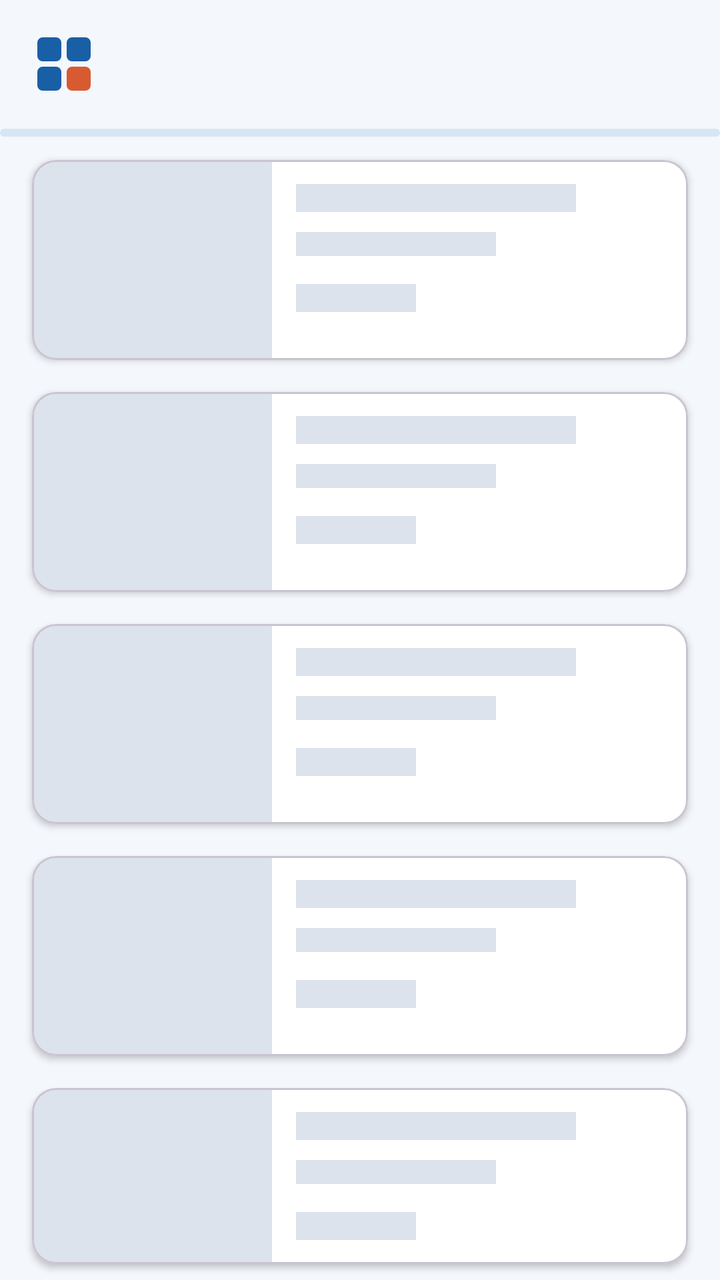
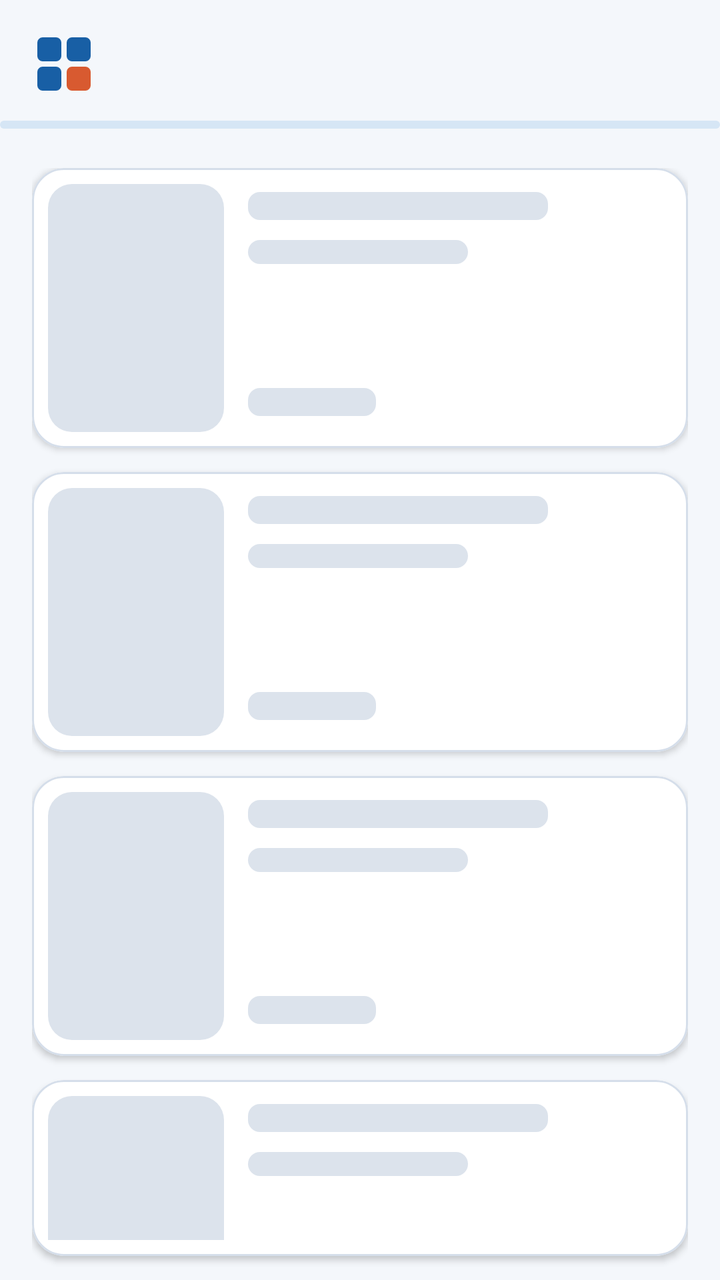

Compare the two renders of this Android layout. The source of the first and the diff that turns it into the second are given below.
<!-- AndroidManifest.xml: application theme Theme.Jokoa -->
<!-- res/layout/fragment_productos.xml -->
<?xml version="1.0" encoding="utf-8"?>
<FrameLayout xmlns:android="http://schemas.android.com/apk/res/android"
    xmlns:app="http://schemas.android.com/apk/res-auto"
    android:layout_width="match_parent"
    android:layout_height="match_parent">

    <LinearLayout
        android:layout_width="match_parent"
        android:layout_height="match_parent"
        android:orientation="vertical">

        <LinearLayout
            android:layout_width="match_parent"
            android:layout_height="wrap_content"
            android:gravity="center_vertical"
            android:orientation="horizontal"
            android:padding="16dp">

            <ImageView
                android:layout_width="32dp"
                android:layout_height="32dp"
                android:contentDescription="Logo de Jokoa"
                android:src="@drawable/ic_logo" />

            <TextView
                android:id="@+id/tvTitulo"
                android:layout_width="wrap_content"
                android:layout_height="wrap_content"
                android:layout_marginStart="12dp"
                android:textColor="@color/jokoa_texto"
                android:textSize="24sp"
                android:textStyle="bold" />
        </LinearLayout>

        <com.google.android.material.progressindicator.LinearProgressIndicator
            android:id="@+id/progreso"
            android:layout_width="match_parent"
            android:layout_height="wrap_content"
            android:indeterminate="true"
            app:indicatorColor="@color/jokoa_coral"
            app:trackColor="@color/jokoa_azul_claro"
            app:trackThickness="4dp" />

        <androidx.recyclerview.widget.RecyclerView
            android:id="@+id/lista"
            android:layout_width="match_parent"
            android:layout_height="0dp"
            android:layout_weight="1"
            android:clipToPadding="false"
            android:layoutAnimation="@anim/layout_lista"
            android:paddingHorizontal="8dp" />
    </LinearLayout>

    
    <LinearLayout
        android:id="@+id/esqueleto"
        android:layout_width="match_parent"
        android:layout_height="wrap_content"
        android:layout_marginTop="72dp"
        android:orientation="vertical"
        android:paddingHorizontal="8dp">

        <include layout="@layout/item_esqueleto" />
        <include layout="@layout/item_esqueleto" />
        <include layout="@layout/item_esqueleto" />
        <include layout="@layout/item_esqueleto" />
        <include layout="@layout/item_esqueleto" />
    </LinearLayout>

    <LinearLayout
        android:id="@+id/bloqueError"
        android:layout_width="wrap_content"
        android:layout_height="wrap_content"
        android:layout_gravity="center"
        android:gravity="center"
        android:orientation="vertical"
        android:visibility="gone">

        <TextView
            android:layout_width="wrap_content"
            android:layout_height="wrap_content"
            android:text="No se pudieron cargar los datos"
            android:textColor="@color/jokoa_texto" />

        <com.google.android.material.button.MaterialButton
            android:id="@+id/btnReintentar"
            android:layout_width="wrap_content"
            android:layout_height="wrap_content"
            android:layout_marginTop="12dp"
            android:text="Reintentar"
            app:backgroundTint="@color/jokoa_coral_oscuro" />
    </LinearLayout>
</FrameLayout>
<!-- res/layout/item_esqueleto.xml (included above) -->
<?xml version="1.0" encoding="utf-8"?>
<com.google.android.material.card.MaterialCardView xmlns:android="http://schemas.android.com/apk/res/android"
    xmlns:app="http://schemas.android.com/apk/res-auto"
    android:layout_width="match_parent"
    android:layout_height="wrap_content"
    android:layout_margin="8dp"
    app:cardBackgroundColor="@android:color/white"
    app:cardCornerRadius="12dp"
    app:cardElevation="2dp">

    <LinearLayout
        android:layout_width="match_parent"
        android:layout_height="100dp"
        android:orientation="horizontal">

        <View
            android:layout_width="120dp"
            android:layout_height="match_parent"
            android:background="@color/jokoa_gris" />

        <LinearLayout
            android:layout_width="0dp"
            android:layout_height="match_parent"
            android:layout_weight="1"
            android:orientation="vertical"
            android:padding="12dp">

            <View
                android:layout_width="140dp"
                android:layout_height="14dp"
                android:background="@color/jokoa_gris" />

            <View
                android:layout_width="100dp"
                android:layout_height="12dp"
                android:layout_marginTop="10dp"
                android:background="@color/jokoa_gris" />

            <View
                android:layout_width="60dp"
                android:layout_height="14dp"
                android:layout_marginTop="14dp"
                android:background="@color/jokoa_gris" />
        </LinearLayout>
    </LinearLayout>
</com.google.android.material.card.MaterialCardView>
<!-- resources referenced by this layout -->
<resources>
  <style name="Base.Theme.Jokoa" parent="Theme.Material3.Light.NoActionBar">
          <item name="colorPrimary">@color/jokoa_azul</item>
          <item name="colorOnPrimary">@android:color/white</item>
          <item name="colorSecondary">@color/jokoa_coral_oscuro</item>
          <item name="colorOnSecondary">@android:color/white</item>
          <item name="colorSecondaryContainer">@color/jokoa_azul_claro</item>
          <item name="colorOnSecondaryContainer">@color/jokoa_azul</item>
          <item name="android:windowBackground">@color/jokoa_fondo</item>
          <item name="android:textColorPrimary">@color/jokoa_texto</item>
      </style>
  <!-- unchanged entries left out for length: 9 -->
</resources>

<!-- the commit's change to res/layout/fragment_productos.xml (unified diff, before → after) -->
@@ -1,6 +1,5 @@
 <?xml version="1.0" encoding="utf-8"?>
-<FrameLayout xmlns:android="http://schemas.android.com/apk/res/android"
-    xmlns:app="http://schemas.android.com/apk/res-auto"
+<FrameLayout xmlns:android="http://schemas.android.com/apk/res/android" xmlns:app="http://schemas.android.com/apk/res-auto" xmlns:tools="http://schemas.android.com/tools"
     android:layout_width="match_parent"
     android:layout_height="match_parent">
 
@@ -14,7 +13,9 @@
             android:layout_height="wrap_content"
             android:gravity="center_vertical"
             android:orientation="horizontal"
-            android:padding="16dp">
+            android:paddingHorizontal="16dp"
+            android:paddingTop="16dp"
+            android:paddingBottom="12dp">
 
             <ImageView
                 android:layout_width="32dp"
@@ -24,12 +25,11 @@
 
             <TextView
                 android:id="@+id/tvTitulo"
+                style="@style/Texto.Titulo"
                 android:layout_width="wrap_content"
                 android:layout_height="wrap_content"
                 android:layout_marginStart="12dp"
-                android:textColor="@color/jokoa_texto"
-                android:textSize="24sp"
-                android:textStyle="bold" />
+                 />
         </LinearLayout>
 
         <com.google.android.material.progressindicator.LinearProgressIndicator
@@ -37,6 +37,7 @@
             android:layout_width="match_parent"
             android:layout_height="wrap_content"
             android:indeterminate="true"
+            app:hideAnimationBehavior="none"
             app:indicatorColor="@color/jokoa_coral"
             app:trackColor="@color/jokoa_azul_claro"
             app:trackThickness="4dp" />
@@ -48,7 +49,9 @@
             android:layout_weight="1"
             android:clipToPadding="false"
             android:layoutAnimation="@anim/layout_lista"
-            android:paddingHorizontal="8dp" />
+            android:paddingHorizontal="16dp"
+            android:paddingTop="8dp"
+            android:paddingBottom="8dp" />
     </LinearLayout>
 
     
@@ -56,11 +59,10 @@
         android:id="@+id/esqueleto"
         android:layout_width="match_parent"
         android:layout_height="wrap_content"
-        android:layout_marginTop="72dp"
+        android:layout_marginTop="84dp"
         android:orientation="vertical"
-        android:paddingHorizontal="8dp">
+        android:paddingHorizontal="16dp">
 
-        <include layout="@layout/item_esqueleto" />
         <include layout="@layout/item_esqueleto" />
         <include layout="@layout/item_esqueleto" />
         <include layout="@layout/item_esqueleto" />
@@ -72,69 +74,88 @@
         android:layout_width="wrap_content"
         android:layout_height="wrap_content"
         android:layout_gravity="center"
-        android:gravity="center"
+        android:gravity="center_horizontal"
         android:orientation="vertical"
         android:visibility="gone">
+
+        <FrameLayout
+            android:layout_width="80dp"
+            android:layout_height="80dp"
+            android:background="@drawable/bg_circulo_tenue">
+
+            <ImageView
+                android:layout_width="40dp"
+                android:layout_height="40dp"
+                android:layout_gravity="center"
+                android:contentDescription="Sin conexión"
+                android:src="@drawable/ic_cloud_off" />
+        </FrameLayout>
 
         <TextView
             android:layout_width="wrap_content"
             android:layout_height="wrap_content"
+            android:layout_marginTop="16dp"
             android:text="No se pudieron cargar los datos"
-            android:textColor="@color/jokoa_texto" />
+            android:textColor="@color/jokoa_texto"
+            android:textSize="16sp" />
 
         <com.google.android.material.button.MaterialButton
             android:id="@+id/btnReintentar"
+            style="@style/Widget.Jokoa.Button.Compacto"
             android:layout_width="wrap_content"
             android:layout_height="wrap_content"
-            android:layout_marginTop="12dp"
+            android:layout_marginTop="16dp"
             android:text="Reintentar"
-            app:backgroundTint="@color/jokoa_coral_oscuro" />
+            app:icon="@drawable/ic_refresh" />
     </LinearLayout>
 </FrameLayout>
 <!-- res/layout/item_esqueleto.xml (included above) -->
 <?xml version="1.0" encoding="utf-8"?>
-<com.google.android.material.card.MaterialCardView xmlns:android="http://schemas.android.com/apk/res/android"
-    xmlns:app="http://schemas.android.com/apk/res-auto"
+<com.google.android.material.card.MaterialCardView xmlns:android="http://schemas.android.com/apk/res/android" xmlns:app="http://schemas.android.com/apk/res-auto" xmlns:tools="http://schemas.android.com/tools"
     android:layout_width="match_parent"
     android:layout_height="wrap_content"
-    android:layout_margin="8dp"
-    app:cardBackgroundColor="@android:color/white"
-    app:cardCornerRadius="12dp"
-    app:cardElevation="2dp">
+    android:layout_marginBottom="12dp">
 
     <LinearLayout
         android:layout_width="match_parent"
-        android:layout_height="100dp"
-        android:orientation="horizontal">
+        android:layout_height="wrap_content"
+        android:orientation="horizontal"
+        android:padding="8dp">
 
         <View
-            android:layout_width="120dp"
-            android:layout_height="match_parent"
-            android:background="@color/jokoa_gris" />
+            android:layout_width="88dp"
+            android:layout_height="124dp"
+            android:background="@drawable/bg_gris_portada" />
 
         <LinearLayout
             android:layout_width="0dp"
-            android:layout_height="match_parent"
+            android:layout_height="124dp"
+            android:layout_marginStart="12dp"
             android:layout_weight="1"
-            android:orientation="vertical"
-            android:padding="12dp">
+            android:orientation="vertical">
 
             <View
-                android:layout_width="140dp"
+                android:layout_width="150dp"
                 android:layout_height="14dp"
-                android:background="@color/jokoa_gris" />
+                android:layout_marginTop="4dp"
+                android:background="@drawable/bg_gris_barra" />
 
             <View
-                android:layout_width="100dp"
+                android:layout_width="110dp"
                 android:layout_height="12dp"
                 android:layout_marginTop="10dp"
-                android:background="@color/jokoa_gris" />
+                android:background="@drawable/bg_gris_barra" />
 
             <View
-                android:layout_width="60dp"
+                android:layout_width="0dp"
+                android:layout_height="0dp"
+                android:layout_weight="1" />
+
+            <View
+                android:layout_width="64dp"
                 android:layout_height="14dp"
-                android:layout_marginTop="14dp"
-                android:background="@color/jokoa_gris" />
+                android:layout_marginBottom="8dp"
+                android:background="@drawable/bg_gris_barra" />
         </LinearLayout>
     </LinearLayout>
 </com.google.android.material.card.MaterialCardView>
<!-- resource entries referenced after the edit -->
@@ -1,14 +1,198 @@
 <!-- resources referenced by this layout -->
 <resources>
+  <!-- drawable bg_circulo_tenue (drawable) -->
+  <?xml version="1.0" encoding="utf-8"?>
+  <shape xmlns:android="http://schemas.android.com/apk/res/android" android:shape="oval">
+      <solid android:color="@color/jokoa_azul_tenue" />
+  </shape>
+  <!-- drawable bg_gris_barra (drawable) -->
+  <?xml version="1.0" encoding="utf-8"?>
+  <shape xmlns:android="http://schemas.android.com/apk/res/android" android:shape="rectangle">
+      <solid android:color="@color/jokoa_gris" />
+      <corners android:radius="6dp" />
+  </shape>
+  <!-- drawable bg_gris_portada (drawable) -->
+  <?xml version="1.0" encoding="utf-8"?>
+  <shape xmlns:android="http://schemas.android.com/apk/res/android" android:shape="rectangle">
+      <solid android:color="@color/jokoa_gris" />
+      <corners android:radius="12dp" />
+  </shape>
+  <!-- drawable ic_cloud_off (drawable) -->
+  <?xml version="1.0" encoding="utf-8"?>
+  <vector xmlns:android="http://schemas.android.com/apk/res/android"
+      android:width="24dp"
+      android:height="24dp"
+      android:viewportWidth="24"
+      android:viewportHeight="24">
+      <path
+          android:fillColor="@color/jokoa_azul"
+          android:pathData="M19.35,10.04C18.67,6.59 15.64,4 12,4c-1.48,0 -2.85,0.43 -4.01,1.17l1.46,1.46C10.21,6.23 11.08,6 12,6c3.04,0 5.5,2.46 5.5,5.5v0.5H19c1.66,0 3,1.34 3,3 0,1.13 -0.64,2.11 -1.56,2.62l1.45,1.45C23.16,18.16 24,16.68 24,15c0,-2.64 -2.05,-4.78 -4.65,-4.96zM3,5.27l2.75,2.74C2.56,8.15 0,10.77 0,14c0,3.31 2.69,6 6,6h11.73l2,2L21,20.73 4.27,4 3,5.27zM7.73,10l8,8H6c-2.21,0 -4,-1.79 -4,-4s1.79,-4 4,-4h1.73z" />
+  </vector>
+  <!-- drawable ic_refresh (drawable) -->
+  <?xml version="1.0" encoding="utf-8"?>
+  <vector xmlns:android="http://schemas.android.com/apk/res/android"
+      android:width="24dp"
+      android:height="24dp"
+      android:viewportWidth="24"
+      android:viewportHeight="24">
+      <path
+          android:fillColor="@android:color/white"
+          android:pathData="M17.65,6.35C16.2,4.9 14.21,4 12,4c-4.42,0 -7.99,3.58 -7.99,8s3.57,8 7.99,8c3.73,0 6.84,-2.55 7.73,-6h-2.08c-0.82,2.33 -3.04,4 -5.65,4 -3.31,0 -6,-2.69 -6,-6s2.69,-6 6,-6c1.66,0 3.14,0.69 4.22,1.78L13,11h7V4l-2.35,2.35z" />
+  </vector>
+  <style name="Texto.Titulo" parent="TextAppearance.Material3.HeadlineSmall">
+          <item name="android:textSize">24sp</item>
+          <item name="android:textStyle">bold</item>
+          <item name="android:textColor">@color/jokoa_texto</item>
+      </style>
+  <style name="Widget.Jokoa.Button.Compacto">
+          <item name="android:minHeight">48dp</item>
+          <item name="android:textSize">15sp</item>
+          <item name="backgroundTint">@color/boton_coral_fondo</item>
+      </style>
+  <color name="jokoa_azul_tenue">#EAF2FA</color>
   <style name="Base.Theme.Jokoa" parent="Theme.Material3.Light.NoActionBar">
           <item name="colorPrimary">@color/jokoa_azul</item>
           <item name="colorOnPrimary">@android:color/white</item>
+          <item name="colorPrimaryContainer">@color/jokoa_azul_claro</item>
+          <item name="colorOnPrimaryContainer">@color/jokoa_azul_noche</item>
           <item name="colorSecondary">@color/jokoa_coral_oscuro</item>
           <item name="colorOnSecondary">@android:color/white</item>
           <item name="colorSecondaryContainer">@color/jokoa_azul_claro</item>
-          <item name="colorOnSecondaryContainer">@color/jokoa_azul</item>
+          <item name="colorOnSecondaryContainer">@color/jokoa_azul_noche</item>
+          <item name="colorTertiaryContainer">@color/jokoa_coral_tenue</item>
+          <item name="colorOnTertiaryContainer">@color/jokoa_coral_oscuro</item>
+          <item name="colorSurface">@color/jokoa_superficie</item>
+          <item name="colorOnSurface">@color/jokoa_texto</item>
+          <item name="colorOnSurfaceVariant">@color/jokoa_texto_2</item>
+          <item name="colorOutline">@color/jokoa_borde_campo</item>
+          <item name="colorOutlineVariant">@color/jokoa_borde</item>
+          <item name="colorError">@color/jokoa_coral_oscuro</item>
+          <item name="android:colorBackground">@color/jokoa_fondo</item>
           <item name="android:windowBackground">@color/jokoa_fondo</item>
           <item name="android:textColorPrimary">@color/jokoa_texto</item>
+          <item name="android:textColorSecondary">@color/jokoa_texto_2</item>
+          
+          <item name="elevationOverlayEnabled">false</item>
+  
+  
+          <item name="materialButtonStyle">@style/Widget.Jokoa.Button</item>
+          <item name="materialCardViewStyle">@style/Widget.Jokoa.Card</item>
+          <item name="textInputStyle">@style/Widget.Jokoa.TextInput</item>
+          <item name="bottomNavigationStyle">@style/Widget.Jokoa.BottomNav</item>
+          <item name="tabStyle">@style/Widget.Jokoa.Tabs</item>
+          <item name="materialAlertDialogTheme">@style/ThemeOverlay.Jokoa.Dialogo</item>
+      </style>
+  <color name="jokoa_azul_noche">#0F3F6E</color>
+  <color name="jokoa_coral_tenue">#FDEEE8</color>
+  <color name="jokoa_superficie">#FFFFFF</color>
+  <color name="jokoa_texto_2">#5B6B82</color>
+  <color name="jokoa_borde_campo">#6F7F96</color>
+  <color name="jokoa_borde">#D5DEEA</color>
+  <style name="Widget.Jokoa.Button" parent="Widget.Material3.Button">
+          <item name="android:minHeight">56dp</item>
+          <item name="android:textSize">16sp</item>
+          <item name="android:textStyle">bold</item>
+          <item name="android:textAllCaps">false</item>
+          <item name="android:letterSpacing">0</item>
+          <item name="android:textColor">@color/boton_texto</item>
+          <item name="android:stateListAnimator">@animator/boton_pulsar</item>
+          <item name="backgroundTint">@color/boton_azul_fondo</item>
+          <item name="cornerRadius">14dp</item>
+          <item name="iconTint">@color/boton_texto</item>
+          <item name="iconGravity">textStart</item>
+          <item name="iconPadding">8dp</item>
+      </style>
+  <style name="Widget.Jokoa.Card" parent="Widget.Material3.CardView.Outlined">
+          <item name="cardBackgroundColor">@color/jokoa_superficie</item>
+          <item name="cardCornerRadius">16dp</item>
+          <item name="cardElevation">2dp</item>
+          <item name="strokeColor">@color/jokoa_borde</item>
+          <item name="strokeWidth">1dp</item>
+      </style>
+  <style name="Widget.Jokoa.TextInput" parent="Widget.Material3.TextInputLayout.OutlinedBox">
+          <item name="boxCornerRadiusTopStart">12dp</item>
+          <item name="boxCornerRadiusTopEnd">12dp</item>
+          <item name="boxCornerRadiusBottomStart">12dp</item>
+          <item name="boxCornerRadiusBottomEnd">12dp</item>
+          <item name="boxStrokeColor">@color/campo_borde</item>
+          <item name="boxStrokeErrorColor">@color/jokoa_coral_oscuro</item>
+          <item name="boxStrokeWidth">1dp</item>
+          <item name="boxStrokeWidthFocused">2dp</item>
+          <item name="hintTextColor">@color/campo_borde</item>
+          <item name="android:textColorHint">@color/jokoa_texto_2</item>
+          <item name="errorTextColor">@color/jokoa_coral_oscuro</item>
+          <item name="errorIconTint">@color/jokoa_coral_oscuro</item>
+          <item name="endIconTint">@color/jokoa_texto_2</item>
+      </style>
+  <style name="Widget.Jokoa.BottomNav" parent="Widget.Material3.BottomNavigationView">
+          <item name="backgroundTint">@color/jokoa_superficie</item>
+          <item name="itemIconTint">@color/nav_item</item>
+          <item name="itemTextColor">@color/nav_item</item>
+          <item name="itemActiveIndicatorStyle">@style/Widget.Jokoa.BottomNav.Indicador</item>
+          <item name="itemTextAppearanceActive">@style/TextoNavActivo</item>
+          <item name="itemTextAppearanceInactive">@style/TextoNav</item>
+          <item name="labelVisibilityMode">labeled</item>
+          <item name="elevation">0dp</item>
+      </style>
+  <style name="Widget.Jokoa.Tabs" parent="Widget.Material3.TabLayout">
+          <item name="tabIndicatorColor">@color/jokoa_coral</item>
+          <item name="tabIndicatorHeight">3dp</item>
+          <item name="tabSelectedTextColor">@color/jokoa_azul</item>
+          <item name="tabTextColor">@color/jokoa_texto_2</item>
+          <item name="tabTextAppearance">@style/TextoPestana</item>
+          <item name="tabMinWidth">0dp</item>
+          <item name="android:minHeight">48dp</item>
+      </style>
+  <style name="ThemeOverlay.Jokoa.Dialogo" parent="ThemeOverlay.Material3.MaterialAlertDialog">
+          <item name="alertDialogStyle">@style/MaterialAlertDialog.Jokoa</item>
+          <item name="materialAlertDialogTitleTextStyle">@style/MaterialAlertDialog.Jokoa.Titulo</item>
+          <item name="buttonBarPositiveButtonStyle">@style/Widget.Jokoa.Button.CompactoAzul</item>
+          <item name="buttonBarNegativeButtonStyle">@style/Widget.Jokoa.Button.Texto</item>
+          <item name="buttonBarNeutralButtonStyle">@style/Widget.Jokoa.Button.Texto</item>
+          <item name="android:backgroundDimAmount">0.55</item>
+          <item name="android:windowAnimationStyle">@style/Animacion.Jokoa.Dialogo</item>
+      </style>
+  <style name="Widget.Jokoa.BottomNav.Indicador" parent="Widget.Material3.BottomNavigationView.ActiveIndicator">
+          <item name="android:color">@color/jokoa_azul_claro</item>
+      </style>
+  <style name="TextoNavActivo" parent="TextoNav">
+          <item name="android:textColor">@color/jokoa_azul_noche</item>
+      </style>
+  <style name="TextoNav" parent="TextAppearance.Material3.LabelMedium">
+          <item name="android:textSize">12sp</item>
+          <item name="android:textStyle">bold</item>
+      </style>
+  <style name="TextoPestana" parent="TextAppearance.Material3.TitleSmall">
+          <item name="android:textSize">16sp</item>
+          <item name="android:textStyle">bold</item>
+          <item name="textAllCaps">false</item>
+      </style>
+  <style name="MaterialAlertDialog.Jokoa" parent="MaterialAlertDialog.Material3">
+          <item name="shapeAppearance">@style/ShapeAppearance.Jokoa.Dialogo</item>
+          <item name="backgroundTint">@color/jokoa_superficie</item>
+      </style>
+  <style name="MaterialAlertDialog.Jokoa.Titulo" parent="MaterialAlertDialog.Material3.Title.Text">
+          <item name="android:textSize">20sp</item>
+          <item name="android:textStyle">normal</item>
+          <item name="android:textColor">@color/jokoa_texto</item>
+      </style>
+  <style name="Widget.Jokoa.Button.CompactoAzul">
+          <item name="android:minHeight">48dp</item>
+          <item name="android:textSize">15sp</item>
+      </style>
+  <style name="Widget.Jokoa.Button.Texto" parent="Widget.Material3.Button.TextButton">
+          <item name="android:minHeight">48dp</item>
+          <item name="android:textSize">16sp</item>
+          <item name="android:textStyle">bold</item>
+          <item name="android:textAllCaps">false</item>
+          <item name="android:textColor">@color/jokoa_azul</item>
+      </style>
+  <style name="Animacion.Jokoa.Dialogo" parent="@android:style/Animation.Dialog">
+          <item name="android:windowEnterAnimation">@anim/dialogo_entra</item>
+          <item name="android:windowExitAnimation">@anim/dialogo_sale</item>
+      </style>
+  <style name="ShapeAppearance.Jokoa.Dialogo" parent="ShapeAppearance.Material3.Corner.ExtraLarge">
+          <item name="cornerSize">16dp</item>
       </style>
   <!-- unchanged entries left out for length: 9 -->
 </resources>
